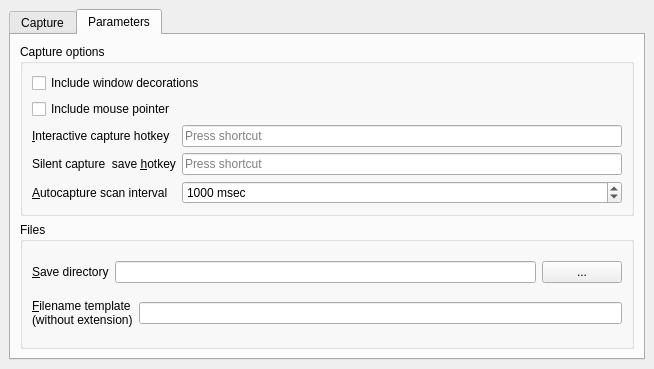
First picture: the form in mainwindow.ui, repository kernel1024/scrcap, before the edit.
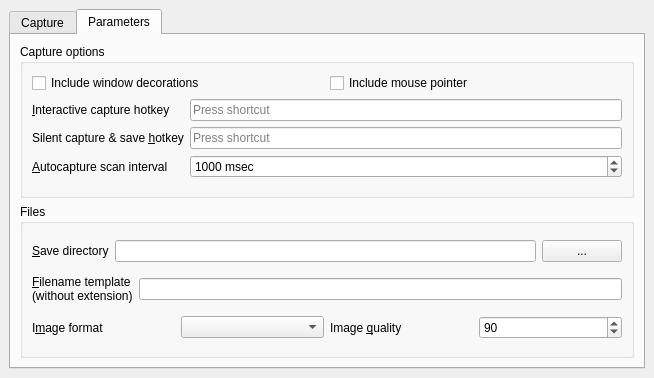
Second picture: the form after the edit. The open tabs and pages were chosen to show the change. Icons and pictures are not drawn.

Commit message: Silent snapshot, DE notification, image format and quality settings.

Diff of the .ui file:
```diff
--- a/mainwindow.ui
+++ b/mainwindow.ui
@@ -7,7 +7,7 @@
     <x>0</x>
     <y>0</y>
     <width>654</width>
-    <height>369</height>
+    <height>378</height>
    </rect>
   </property>
   <property name="windowTitle">
@@ -196,6 +196,8 @@
           </property>
           <layout class="QVBoxLayout" name="verticalLayout_6">
            <item>
+            <layout class="QHBoxLayout" name="horizontalLayout_6">
+             <item>
             <widget class="QCheckBox" name="checkIncludeDeco">
              <property name="text">
               <string>Include window decorations</string>
@@ -209,6 +211,8 @@
              </property>
             </widget>
            </item>
+            </layout>
+           </item>
            <item>
             <layout class="QFormLayout" name="formLayout">
              <item row="0" column="0">
@@ -227,7 +231,7 @@
              <item row="1" column="0">
               <widget class="QLabel" name="label_6">
                <property name="text">
-                <string>Silent capture  save &amp;hotkey</string>
+                <string>Silent capture &amp;&amp; save &amp;hotkey</string>
                </property>
                <property name="buddy">
                 <cstring>keySilent</cstring>
@@ -315,7 +319,62 @@
               </widget>
              </item>
              <item>
-              <widget class="QLineEdit" name="editTemplate"/>
+              <widget class="QLineEdit" name="editTemplate">
+               <property name="toolTip">
+                <string>%NN - counter
+%w - width
+%h - height
+%y - year
+%m - month
+%d - day
+%t - time</string>
+               </property>
+              </widget>
+             </item>
+            </layout>
+           </item>
+           <item>
+            <layout class="QHBoxLayout" name="horizontalLayout_8">
+             <item>
+              <layout class="QHBoxLayout" name="horizontalLayout_5">
+               <item>
+                <widget class="QLabel" name="label_7">
+                 <property name="text">
+                  <string>I&amp;mage format</string>
+                 </property>
+                 <property name="buddy">
+                  <cstring>listImgFormat</cstring>
+                 </property>
+                </widget>
+               </item>
+               <item>
+                <widget class="QComboBox" name="listImgFormat"/>
+               </item>
+              </layout>
+             </item>
+             <item>
+              <layout class="QHBoxLayout" name="horizontalLayout_7">
+               <item>
+                <widget class="QLabel" name="label_8">
+                 <property name="text">
+                  <string>Image &amp;quality</string>
+                 </property>
+                 <property name="buddy">
+                  <cstring>spinImgQuality</cstring>
+                 </property>
+                </widget>
+               </item>
+               <item>
+                <widget class="QSpinBox" name="spinImgQuality">
+                 <property name="maximum">
+                  <number>100</number>
+                 </property>
+                 <property name="value">
+                  <number>90</number>
+                 </property>
+                </widget>
+               </item>
+              </layout>
              </item>
             </layout>
            </item>
```
Left out of the diff: 9 changed lines with no effect on the pictures. Lines whose indentation alone changed are shown as unchanged. The commit also changes 5 other files.
